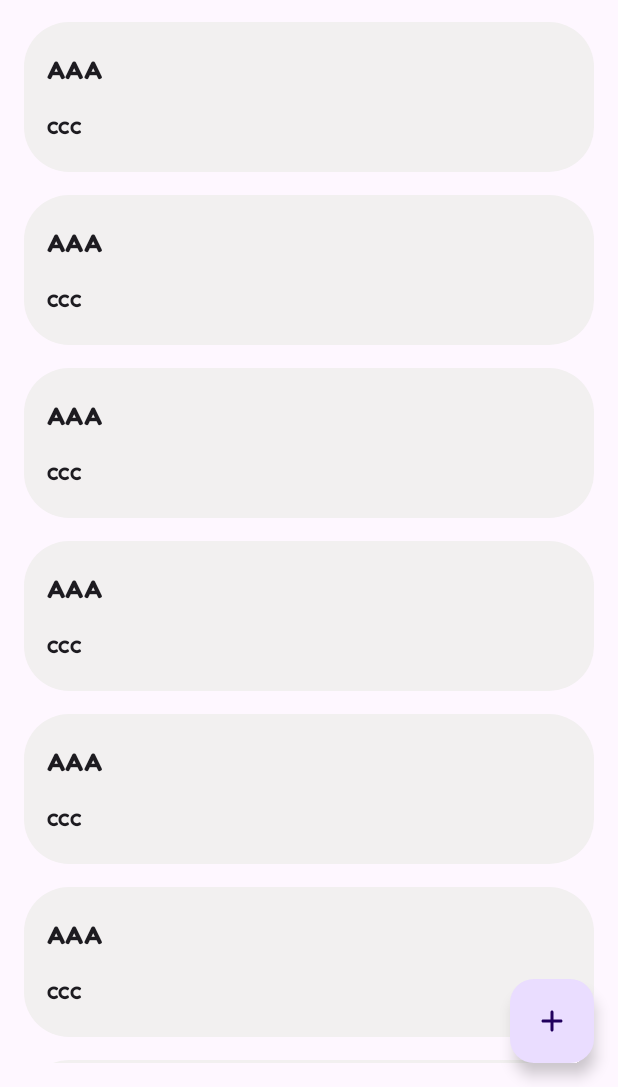
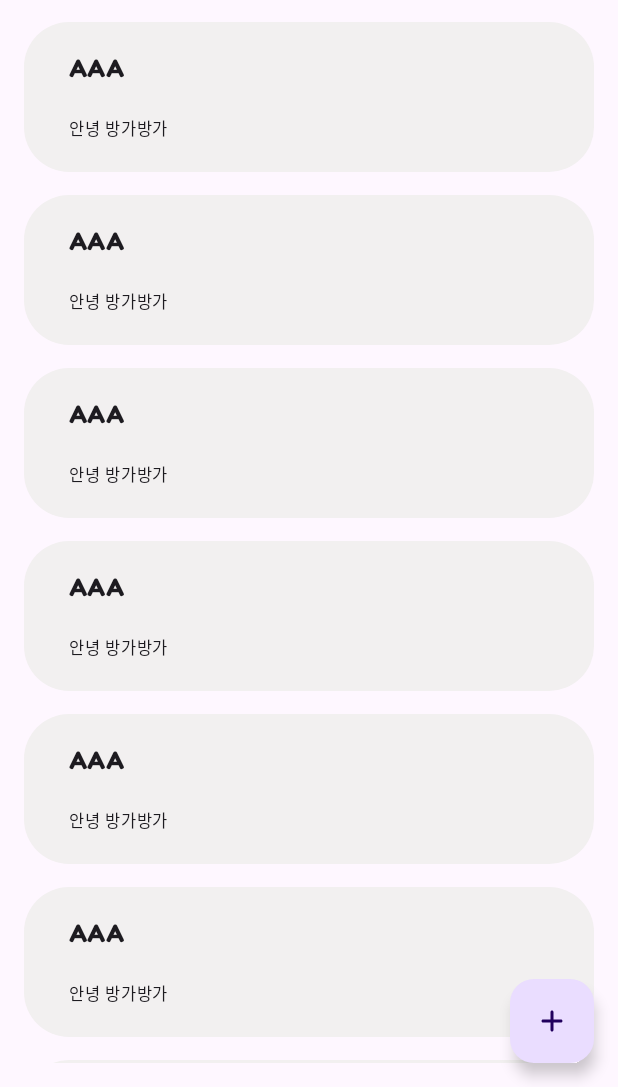
Before and after one commit to carrot-style/carrot-android, an Android app built with Jetpack Compose: the screen it shows after launch (MainActivity), on a phone screen of 412 x 824 dp, the part 149-1236 px from its top. Run offline under Robolectric (Android 15) with nearby library versions, the phone set to English and light mode, and no system bars; our stand-ins replace Dagger/Hilt's generated code, accompanist; libraries missing offline, so code that uses them is left out: io.github.jisungbin.erratum, io.github.jisungbin.logeukes; 1 statement that could not run was skipped.

Commit message:
Update UI

```diff
--- a/presentation/src/main/kotlin/style/carrot/android/activity/main/MainActivity.kt
+++ b/presentation/src/main/kotlin/style/carrot/android/activity/main/MainActivity.kt
@@ -54,7 +54,7 @@ import style.carrot.android.util.constant.IntentConstant
 @OptIn(ExperimentalMaterial3Api::class, ExperimentalFoundationApi::class)
 class MainActivity : ComponentActivity() {
 
-    private var isReady = false
+    private var isReady = true
     private val vm: MainViewModel by viewModels()
     private val systemUiController by lazy { SystemUiController(window) }
 
@@ -144,7 +144,7 @@ class MainActivity : ComponentActivity() {
                                 modifier = Modifier.padding(top = 15.dp),
                                 verticalArrangement = Arrangement.spacedBy(15.dp)
                             ) {
-                                items(List(100) { CarrotUrl("AAA", "BBB", "CCC") }) { carrotUrl ->
+                                items(List(100) { CarrotUrl("AAA", "BBB", "안녕 방가방가") }) { carrotUrl ->
                                     StyledCard(
                                         modifier = Modifier.animateItemPlacement(),
                                         carrotUrl = carrotUrl
--- a/presentation/src/main/kotlin/style/carrot/android/ui/LinkCard.kt
+++ b/presentation/src/main/kotlin/style/carrot/android/ui/LinkCard.kt
@@ -36,7 +36,7 @@ fun StyledCard(modifier: Modifier, carrotUrl: CarrotUrl) {
                 color = Color(242, 240, 240),
                 shape = RoundedCornerShape(30.dp)
             )
-            .padding(horizontal = 15.dp),
+            .padding(horizontal = 30.dp),
         verticalArrangement = Arrangement.SpaceEvenly
     ) {
         Text(text = carrotUrl.styled, style = MaterialTheme.typography.bodyLarge)
```
Also changed, not shown: presentation/src/main/res/drawable/ic_splash_logo.png.
